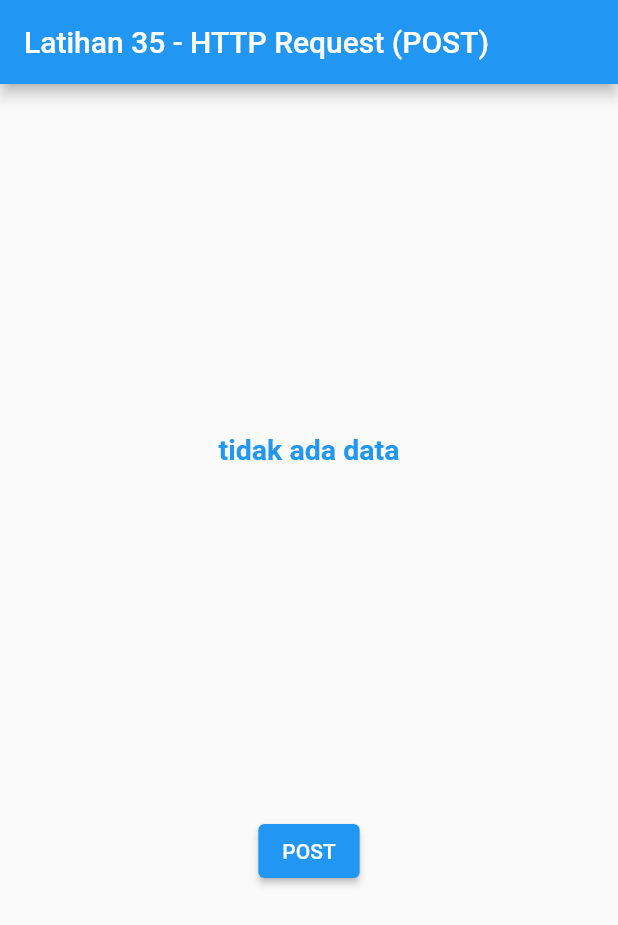
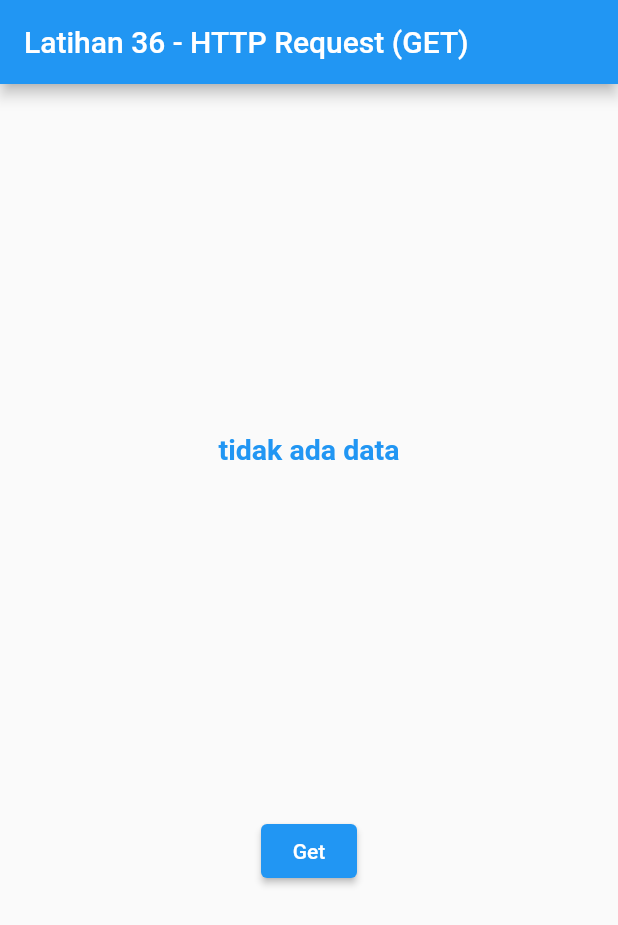
Before and after one commit to dodichakill/latihan_flutter_ku, a Flutter app: the screen it shows after launch, on a phone screen of 412 x 824 dp. Shown: the top 925 px of the screen. Run offline on Flutter 3.47's test engine with Material 2 defaults, Android fonts, the phone set to English and light mode, and no system bars.

Commit message:
Latihan 35 - HTTP Request (GET)

```diff
--- /dev/null
+++ b/lib/get_user_model.dart
@@ -0,0 +1,33 @@
+import 'dart:convert';
+
+import 'package:http/http.dart' as http;
+
+class User {
+  String id;
+  String name;
+
+  User({
+    this.id,
+    this.name,
+  });
+
+  factory User.createUser(Map<String, dynamic> object) {
+    return User(
+      id: object['id'].toString(),
+      name: object['first_name'] + ' ' + object['last_name'],
+    );
+  } //data tersebut berdasarkan data dari API (harus disesuaikan dengan object dari servernya)
+
+  // dibawah ini untuk menghubungkan ke APInya
+  static Future<User> connectToAPI(String id) async {
+    String apiURL = 'https://reqres.in/api/users/' + id;
+
+    var apiResult = await http.get(apiURL); //disini masih berupa data mentah
+
+    var jsonObject = json.decode(apiResult
+        .body); //disini kita mengubahnya menjadi Json supaya datanya mudah kita olah
+    var userData = (jsonObject as Map<String, dynamic>)[
+        'data']; //mendapatkan isi data dari id yang telah ditentukan
+    return User.createUser(userData);
+  }
+}
--- a/lib/main.dart
+++ b/lib/main.dart
@@ -1,7 +1,7 @@
-// Latihan 35 - HTTP Request (POST)
+// Latihan 36 - HTTP Request (GET)
 
 import 'package:flutter/material.dart';
-import 'package:latihan_flutter_ku/post_result_model.dart';
+import 'package:latihan_flutter_ku/get_user_model.dart';
 
 void main() => runApp(MyApp());
 
@@ -11,22 +11,22 @@ class MyApp extends StatefulWidget {
 }
 
 class _MyAppState extends State<MyApp> {
-  MyPostResult myPostResult = null; //nilai awal
+  User user = null; //nilai awal
 
   @override
   Widget build(BuildContext context) {
     return MaterialApp(
       home: Scaffold(
         appBar: AppBar(
-          title: Text('Latihan 35 - HTTP Request (POST)'),
+          title: Text('Latihan 36 - HTTP Request (GET)'),
         ),
         body: Center(
             child: Column(
           mainAxisAlignment: MainAxisAlignment.spaceEvenly,
           children: [
             Text(
-              (myPostResult != null)
-                  ? 'id : ${myPostResult.id} \n  name : ${myPostResult.name} \n  job : ${myPostResult.job} \n date : ${myPostResult.created}'
+              (user != null)
+                  ? 'id : ${user.id} \n  name : ${user.name}'
                   : "tidak ada data", // jika datanya berhasil terkirim maka akan memunculkan data dari server dan jika tidak berhasil maka akan menampilkan pesan tidak ada ada
               style: TextStyle(
                 color: Colors.blue,
@@ -38,12 +38,12 @@ class _MyAppState extends State<MyApp> {
             ),
             ElevatedButton(
                 onPressed: () {
-                  MyPostResult.connectToAPI('dodi', 'programmer').then((value) {
-                    myPostResult = value;
+                  User.connectToAPI('4').then((value) {
+                    user = value;
                     setState(() {});
-                  }); // disini kita memanggil API dan menambahkan sebuah data yang nanti akan kita tampilkan
+                  }); // disini kita memanggil API dan mengambil data dari id 4
                 },
-                child: Text('POST'))
+                child: Text('Get'))
           ],
         )),
       ),
--- a/lib/post_result_model.dart
+++ b/lib/post_result_model.dart
@@ -1,35 +1,35 @@
-import 'dart:convert';
+// import 'dart:convert';
 
-import 'package:http/http.dart' as http;
+// import 'package:http/http.dart' as http;
 
-class MyPostResult {
-  String id;
-  String job;
-  String name;
-  String created;
+// class MyPostResult {
+//   String id;
+//   String job;
+//   String name;
+//   String created;
 
-  MyPostResult({this.id, this.name, this.job, this.created});
+//   MyPostResult({this.id, this.name, this.job, this.created});
 
-  factory MyPostResult.createMyPostResult(Map<String, dynamic> object) {
-    return MyPostResult(
-        id: object['id'],
-        name: object['name'],
-        job: object['job'],
-        created: object['createdAt']);
-  } //data tersebut berdasarkan data dari API (harus disesuaikan dengan object dari servernya)
+//   factory MyPostResult.createMyPostResult(Map<String, dynamic> object) {
+//     return MyPostResult(
+//         id: object['id'],
+//         name: object['name'],
+//         job: object['job'],
+//         created: object['createdAt']);
+//   } //data tersebut berdasarkan data dari API (harus disesuaikan dengan object dari servernya)
 
-  // dibawah ini untuk menghubungkan ke APInya
-  static Future<MyPostResult> connectToAPI(String name, String job) async {
-    String apiURL = 'https://reqres.in/api/users';
+//   // dibawah ini untuk menghubungkan ke APInya
+//   static Future<MyPostResult> connectToAPI(String name, String job) async {
+//     String apiURL = 'https://reqres.in/api/users';
 
-    var apiResult = await http.post(apiURL, body: {
-      'name': name,
-      'job': job,
-    }); //disini masih berupa data mentah
+//     var apiResult = await http.post(apiURL, body: {
+//       'name': name,
+//       'job': job,
+//     }); //disini masih berupa data mentah
 
-    var jsonObject = json.decode(apiResult
-        .body); //disini kita mengubahnya menjadi Json supaya datanya mudah kita olah
+//     var jsonObject = json.decode(apiResult
+//         .body); //disini kita mengubahnya menjadi Json supaya datanya mudah kita olah
 
-    return MyPostResult.createMyPostResult(jsonObject);
-  }
-}
+//     return MyPostResult.createMyPostResult(jsonObject);
+//   }
+// }
```
